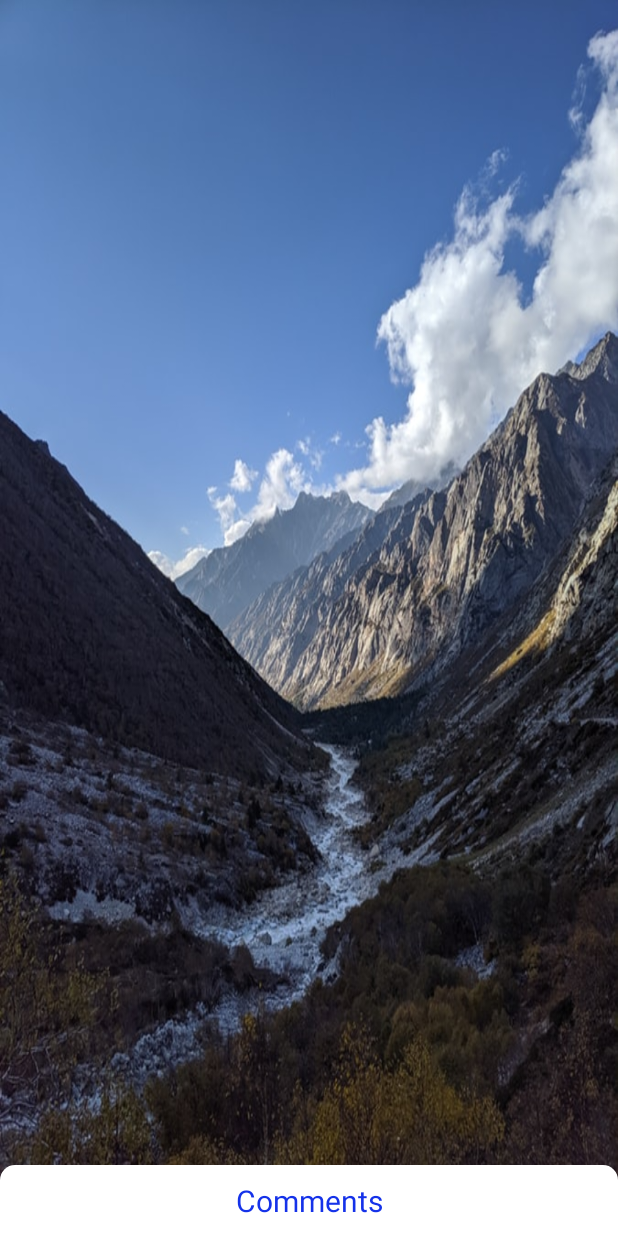
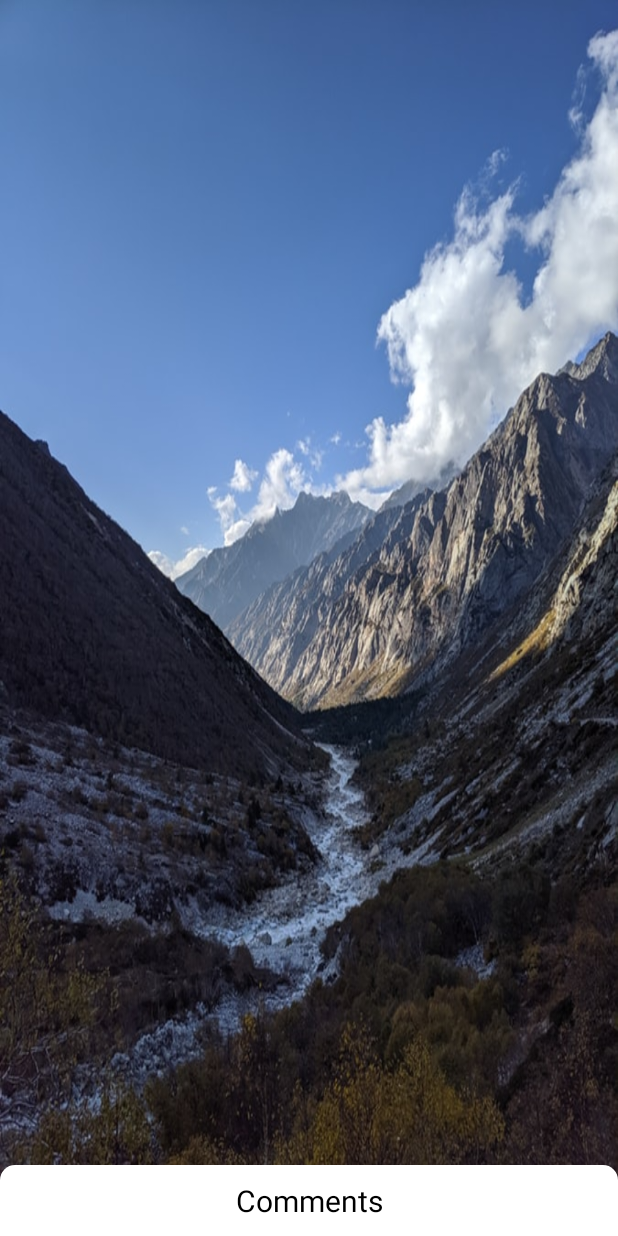
Before and after one commit to harshitVinsol/Animation-Exercise, an Android app: the screen it shows after launch (DraggableActivity), on a phone screen of 412 x 824 dp. Run offline under Robolectric (Android 15) with nearby library versions, the phone set to English and light mode, and no system bars.

Commit message:
Text color change not working

```diff
--- a/app/src/main/AndroidManifest.xml
+++ b/app/src/main/AndroidManifest.xml
@@ -8,7 +8,7 @@
         android:label="@string/app_name"
         android:roundIcon="@mipmap/ic_launcher_round"
         android:supportsRtl="true"
-        android:theme="@style/Theme.AppCompat.NoActionBar">
+        android:theme="@style/AppTheme">
         <activity android:name=".DraggableActivity">
             <intent-filter>
                 <action android:name="android.intent.action.MAIN" />
--- a/app/src/main/res/layout/activity_draggable.xml
+++ b/app/src/main/res/layout/activity_draggable.xml
@@ -18,7 +18,7 @@
         app:layout_constraintBottom_toBottomOf="parent"
         app:layout_constraintStart_toStartOf="parent" />
 
-    <LinearLayout
+    <androidx.constraintlayout.widget.ConstraintLayout
         android:id="@+id/comments_layout"
         android:layout_width="match_parent"
         android:layout_height="wrap_content"
@@ -34,17 +34,19 @@
             android:gravity="center"
             android:padding="10dp"
             android:text="@string/comments"
-            android:textColor="@color/blue"
-            android:textSize="20sp" />
-    </LinearLayout>
+            android:textColor="@color/black"
+            android:textSize="20sp"
+            app:layout_constraintStart_toStartOf="parent"
+            app:layout_constraintTop_toTopOf="parent" />
+    </androidx.constraintlayout.widget.ConstraintLayout>
 
-    <LinearLayout
+    <androidx.constraintlayout.widget.ConstraintLayout
         android:id="@+id/description_layout"
         android:layout_width="match_parent"
-        android:layout_height="700dp"
+        android:layout_height="0dp"
         android:background="@color/white"
         android:orientation="vertical"
         app:layout_constraintStart_toStartOf="parent"
-        app:layout_constraintTop_toBottomOf="@id/comments_layout" />
+        app:layout_constraintTop_toBottomOf="@id/comments_layout"/>
 
 </androidx.constraintlayout.motion.widget.MotionLayout>
--- a/app/src/main/res/values/styles.xml
+++ b/app/src/main/res/values/styles.xml
@@ -1,7 +1,7 @@
 <resources>
 
     <!-- Base application theme. -->
-    <style name="AppTheme" parent="Theme.AppCompat.Light.DarkActionBar">
+    <style name="AppTheme" parent="Theme.AppCompat.Light.NoActionBar">
         <!-- Customize your theme here. -->
         <item name="colorPrimary">@color/colorPrimary</item>
         <item name="colorPrimaryDark">@color/colorPrimaryDark</item>
--- a/app/src/main/res/xml/activity_draggable_scene.xml
+++ b/app/src/main/res/xml/activity_draggable_scene.xml
@@ -1,5 +1,6 @@
 <?xml version="1.0" encoding="utf-8"?>
 <MotionScene xmlns:android="http://schemas.android.com/apk/res/android"
+    xmlns:app="http://schemas.android.com/apk/res-auto"
     xmlns:motion="http://schemas.android.com/apk/res-auto">
 
     <Transition
@@ -12,10 +13,15 @@
 
     <ConstraintSet android:id="@+id/start_constraint">
 
-        <Constraint android:id="@+id/text_comments">
+        <Constraint
+            android:id="@+id/text_comments"
+            android:layout_width="match_parent"
+            android:layout_height="wrap_content"
+            app:layout_constraintStart_toStartOf="parent"
+            app:layout_constraintTop_toTopOf="parent">
             <CustomAttribute
-                motion:attributeName="TextColor"
-                motion:customColorValue="@color/blue" />
+                app:attributeName="textColor"
+                app:customColorValue="@color/black" />
         </Constraint>
 
         <Constraint
@@ -61,11 +67,13 @@
 
         <Constraint
             android:id="@+id/text_comments"
-            android:padding="10dp"
-            android:text="@string/comments">
+            android:layout_width="match_parent"
+            android:layout_height="wrap_content"
+            app:layout_constraintStart_toStartOf="parent"
+            app:layout_constraintTop_toTopOf="parent">
             <CustomAttribute
-                motion:attributeName="TextColor"
-                motion:customColorValue="@color/black" />
+                app:attributeName="textColor"
+                app:customColorValue="@color/blue" />
         </Constraint>
     </ConstraintSet>
 
```
